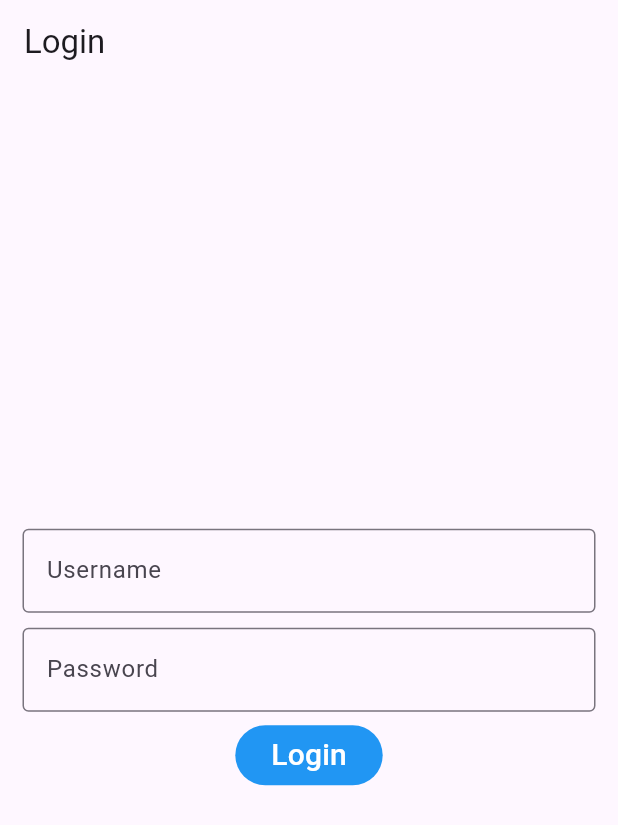
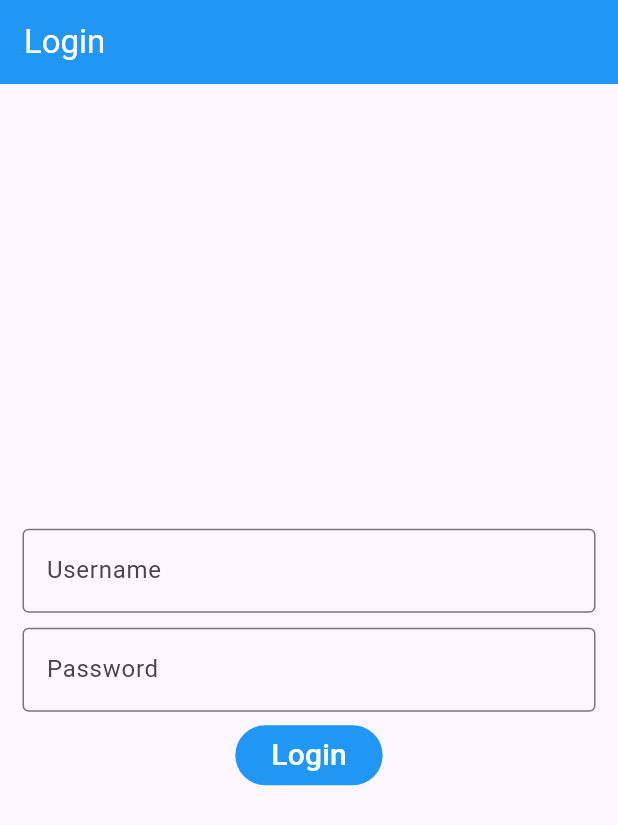
Before and after one commit to muzamil-dev/Peer-Review-MERN-Stack, a Flutter app: the screen it shows after launch, on a phone screen of 412 x 824 dp. Shown: the top 825 px of the screen. Run offline on Flutter 3.47's test engine with Material 3 defaults, Android fonts, the phone set to English and light mode, and no system bars; generated files the repository leaves out were written again.

Commit message:
removed appbar into its own component, can place into any part with import

```diff
--- /dev/null
+++ b/flutter_application/lib/components/MainAppBar.dart
@@ -0,0 +1,19 @@
+import "package:flutter/material.dart";
+
+class MainAppBar extends StatelessWidget implements PreferredSizeWidget {
+  const MainAppBar({super.key});
+
+  @override
+  Widget build(BuildContext context) {
+    return AppBar(
+      title: const Text(
+        "Login",
+        style: TextStyle(color: Colors.white),
+      ),
+      backgroundColor: Colors.blue,
+    );
+  }
+
+  @override
+  Size get preferredSize => const Size.fromHeight(kToolbarHeight);
+}
--- a/flutter_application/lib/src/login-signup/login.dart
+++ b/flutter_application/lib/src/login-signup/login.dart
@@ -1,5 +1,6 @@
 import 'package:flutter/material.dart';
 import 'package:flutter/widgets.dart';
+import 'package:flutter_application/components/MainAppBar.dart';
 
 /// The Widget that configures your application.
 class Login extends StatelessWidget {
@@ -13,15 +14,9 @@ class Login extends StatelessWidget {
 
   @override
   Widget build(BuildContext context) {
-    // Glue the SettingsController to the MaterialApp.
-    //
-    // The ListenableBuilder Widget listens to the SettingsController for changes.
-    // Whenever the user updates their settings, the MaterialApp is rebuilt.
-    return Scaffold(
-        appBar: AppBar(
-          title: const Text("Login"),
-        ),
-        body: const Padding(
+    return const Scaffold(
+        appBar: MainAppBar(),
+        body: Padding(
           padding: EdgeInsets.all(15),
           child: Column(
             mainAxisAlignment: MainAxisAlignment.center,
```
